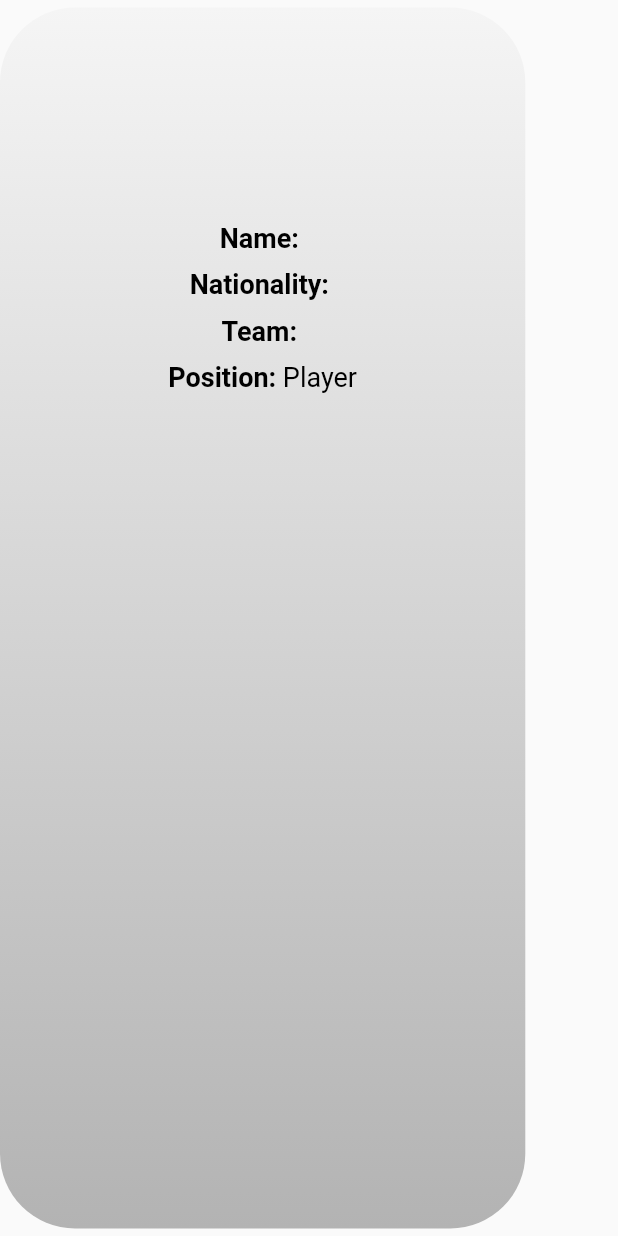
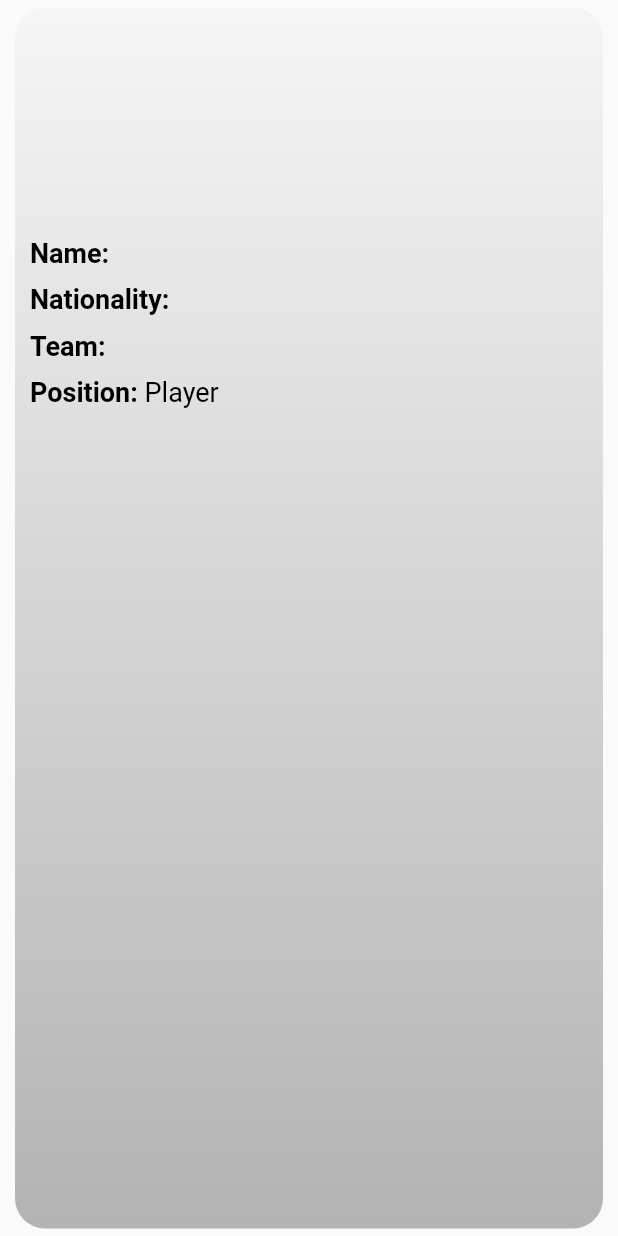
Before and after one commit to Jrc356/rlesports-mobile-app, a Flutter app: the DetailsBox widget shown alone on an empty page, opened directly with empty values, on a phone screen of 412 x 824 dp. Run offline on Flutter 3.47's test engine with Material 2 defaults, Android fonts, the phone set to English and light mode, and no system bars; our stand-ins replace webview_flutter; network calls fail.

Commit message:
change details view design

```diff
--- a/rlesports_app/lib/widgets/player_details.dart
+++ b/rlesports_app/lib/widgets/player_details.dart
@@ -1,6 +1,7 @@
 import 'package:flutter/material.dart';
 import 'package:rlesports_app/models/player.dart';
 import 'package:rlesports_app/theme/colors.dart';
+import 'package:rlesports_app/widgets/background.dart';
 import 'package:rlesports_app/widgets/frosted_pane.dart';
 import 'package:rlesports_app/widgets/player_image.dart';
 
@@ -10,17 +11,7 @@ class PlayerDetails extends StatelessWidget {
 
   @override
   Widget build(BuildContext context) {
-    return Container(
-      decoration: BoxDecoration(
-        gradient: LinearGradient(
-          begin: Alignment.topCenter,
-          end: Alignment.bottomCenter,
-          colors: [
-            AppColors.rlOrange.withOpacity(.8),
-            AppColors.rlBlue.withOpacity(.8),
-          ],
-        ),
-      ),
+    return Background(
       child: Center(
         child: ListView(
           padding: const EdgeInsets.all(10),
@@ -63,11 +54,10 @@ class DetailsBox extends StatelessWidget {
   @override
   Widget build(BuildContext context) {
     return Container(
-      width: .85 * MediaQuery.of(context).size.width,
-      padding: const EdgeInsets.symmetric(vertical: 10),
-      margin: const EdgeInsets.symmetric(vertical: 5),
+      padding: const EdgeInsets.symmetric(vertical: 20),
+      margin: const EdgeInsets.symmetric(vertical: 5, horizontal: 10),
       decoration: const BoxDecoration(
-        borderRadius: BorderRadius.all(Radius.circular(50)),
+        borderRadius: BorderRadius.all(Radius.circular(20)),
         gradient: AppColors.whiteGradient,
       ),
       child: Padding(
@@ -76,6 +66,7 @@ class DetailsBox extends StatelessWidget {
           alignment: Alignment.topCenter,
           child: Column(
             children: <Widget>[
+              // Player Alias
               Text(
                 player.name,
                 style: const TextStyle(
@@ -83,13 +74,19 @@ class DetailsBox extends StatelessWidget {
                   decoration: TextDecoration.underline,
                 ),
               ),
+              // Other player details
               ...player
                   .getDetails()
                   .entries
                   .map(
                     (entry) => entry.key != "imageUrl"
                         ? Padding(
-                            padding: const EdgeInsets.symmetric(vertical: 5),
+                            padding: const EdgeInsets.symmetric(
+                              vertical: 5,
+                              horizontal: 10,
+                            ),
+                            child: Align(
+                              alignment: Alignment.centerLeft,
                               child: RichText(
                                 text: TextSpan(
                                   style: const TextStyle(
@@ -112,6 +109,7 @@ class DetailsBox extends StatelessWidget {
                                   ],
                                 ),
                               ),
+                            ),
                           )
                         : Container(),
                   )
```
Lines whose indentation alone changed are shown as unchanged.
